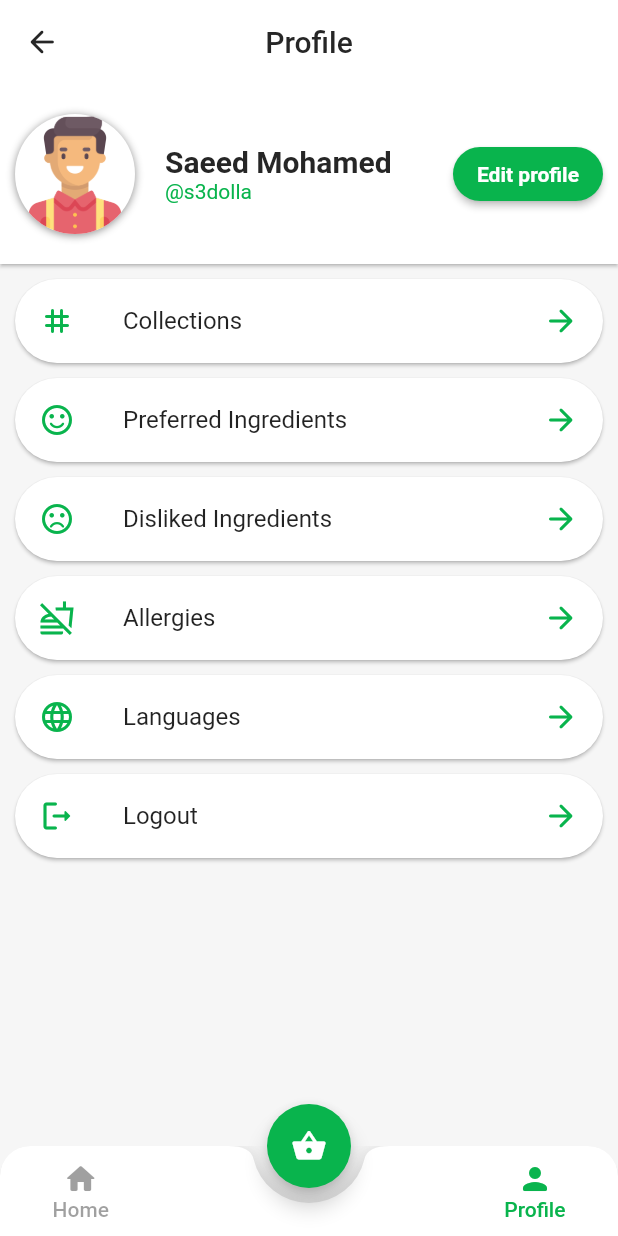
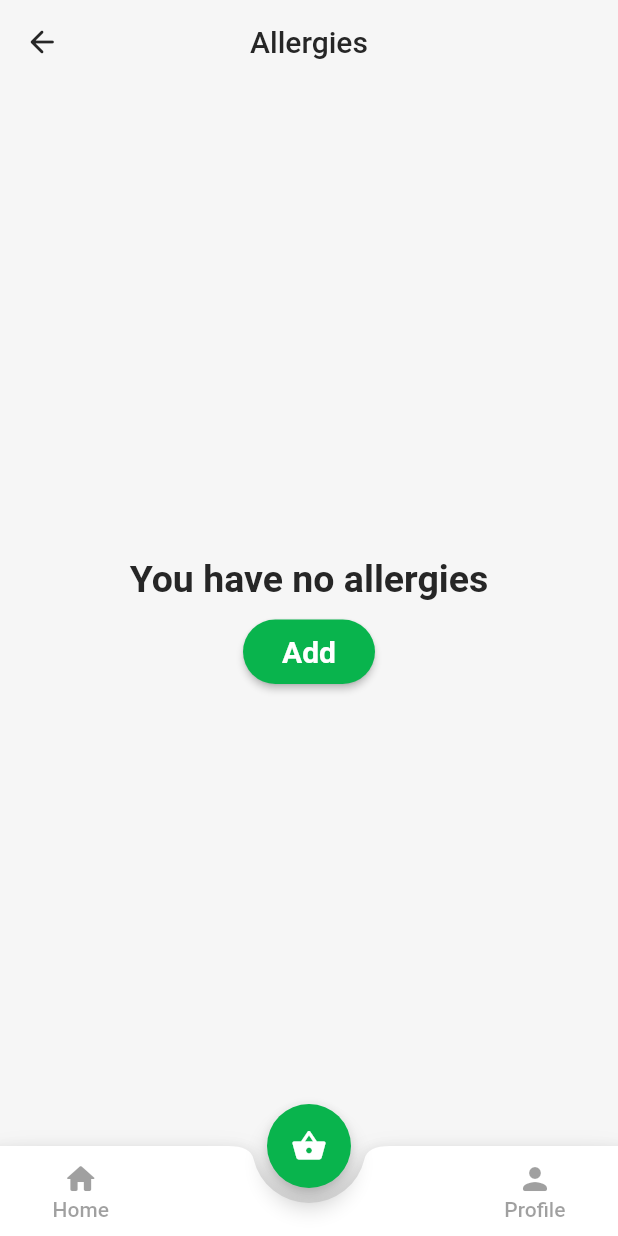
Before and after one commit to seifalaa/FoodCam-Frontend, a Flutter app: the Profile screen opened by its route, after a tap on "Allergies", on a phone screen of 412 x 824 dp. Run offline on Flutter 3.47's test engine with Material 2 defaults, Android fonts, the phone set to English and light mode, and no system bars; our stand-ins replace google_sign_in, loading_overlay, percent_indicator; missing offline and left inert: flutter_facebook_auth.

Commit message:
1. Adding allergy page

```diff
--- /dev/null
+++ b/lib/pages/allergies_page.dart
@@ -0,0 +1,322 @@
+import 'package:flutter/cupertino.dart';
+import 'package:flutter/material.dart';
+import 'package:foodcam_frontend/providers/allergy_provider.dart';
+import 'package:foodcam_frontend/widgets/bottom_navigation_bar.dart';
+import 'package:foodcam_frontend/widgets/collection_box.dart';
+
+import '../constants.dart';
+
+class AllergiesPage extends StatefulWidget {
+  const AllergiesPage({Key? key}) : super(key: key);
+
+  @override
+  _AllergiesPageState createState() => _AllergiesPageState();
+}
+
+class _AllergiesPageState extends State<AllergiesPage> {
+  AllergyProvider _allergyProvider = AllergyProvider();
+  @override
+  Widget build(BuildContext context) {
+    return Scaffold(
+      appBar: AppBar(
+        title: Text(
+          'Allergies',
+          style: TextStyle(
+            color: KTextColor,
+          ),
+        ),
+        centerTitle: true,
+        leading: IconButton(
+          onPressed: () {
+            Navigator.pop(context);
+          },
+          icon: Icon(
+            Icons.arrow_back_rounded,
+            color: KTextColor,
+          ),
+        ),
+        backgroundColor: Colors.transparent,
+        elevation: 0,
+      ),
+      bottomNavigationBar: CustomButtonNavigationBar(),
+      floatingActionButtonLocation: FloatingActionButtonLocation.centerDocked,
+      floatingActionButton: FloatingActionButton(
+        backgroundColor: KPrimaryColor,
+        onPressed: () {},
+        child: Icon(
+          Icons.shopping_basket_rounded,
+          color: Colors.white,
+        ),
+      ),
+      body: _allergyProvider.allergies.isEmpty
+          ? Center(
+              child: Column(
+                mainAxisAlignment: MainAxisAlignment.center,
+                children: [
+                  Padding(
+                    padding: const EdgeInsets.only(top: 10.0),
+                    child: Text(
+                      'You have no allergies',
+                      style: TextStyle(
+                        fontWeight: FontWeight.bold,
+                        fontSize: 25,
+                        color: KTextColor,
+                      ),
+                    ),
+                  ),
+                  Padding(
+                    padding: const EdgeInsets.only(top: 10.0),
+                    child: ElevatedButton(
+                      style: ElevatedButton.styleFrom(
+                        primary: KPrimaryColor,
+                        shape: RoundedRectangleBorder(
+                          borderRadius: BorderRadius.circular(100),
+                        ),
+                      ),
+                      onPressed: () {
+                        showModalBottomSheet(
+                          backgroundColor: Colors.transparent,
+                          isScrollControlled: true,
+                          context: context,
+                          builder: (context) => makeDismissible(
+                            child: DraggableScrollableSheet(
+                              initialChildSize: 0.6,
+                              minChildSize: 0.6,
+                              maxChildSize: 0.7,
+                              builder: (context, scrollController) => Container(
+                                color: KBgColor,
+                                child: Material(
+                                  child: Column(
+                                    children: [
+                                      Row(
+                                        children: [
+                                          Expanded(
+                                            child: Material(
+                                              elevation: 1,
+                                              child: Padding(
+                                                padding:
+                                                    const EdgeInsets.all(20.0),
+                                                child: Center(
+                                                  child: Text(
+                                                    'Add Allergy',
+                                                    style: TextStyle(
+                                                      color: KTextColor,
+                                                      fontSize: 25,
+                                                      fontWeight:
+                                                          FontWeight.bold,
+                                                    ),
+                                                  ),
+                                                ),
+                                              ),
+                                            ),
+                                          ),
+                                        ],
+                                      ),
+                                      ListView.builder(
+                                        shrinkWrap: true,
+                                        itemCount: 5,
+                                        controller: scrollController,
+                                        itemBuilder: (context, index) => Column(
+                                          children: [
+                                            ListTile(
+                                              title: Text('Allergy $index'),
+                                              trailing: IconButton(
+                                                onPressed: () {
+                                                  setState(() {
+                                                    _allergyProvider
+                                                        .add('Allergy $index');
+                                                  });
+                                                },
+                                                icon: Icon(
+                                                  _allergyProvider.allergies
+                                                          .contains(
+                                                              'Allergy $index')
+                                                      ? Icons.done_rounded
+                                                      : Icons.add_rounded,
+                                                  color: KPrimaryColor,
+                                                ),
+                                              ),
+                                            ),
+                                            Divider(),
+                                          ],
+                                        ),
+                                      ),
+                                    ],
+                                  ),
+                                ),
+                              ),
+                            ),
+                            context: context,
+                          ),
+                        );
+                      },
+                      child: Padding(
+                        padding: const EdgeInsets.all(10.0),
+                        child: Text(
+                          'Add',
+                          style: TextStyle(
+                            fontSize: 20,
+                            fontWeight: FontWeight.bold,
+                          ),
+                        ),
+                      ),
+                    ),
+                  ),
+                ],
+              ),
+            )
+          : GridView(
+              shrinkWrap: true,
+              gridDelegate: SliverGridDelegateWithMaxCrossAxisExtent(
+                maxCrossAxisExtent: 300,
+                childAspectRatio: 1,
+                crossAxisSpacing: 10,
+                mainAxisSpacing: 10,
+              ),
+              children: [
+                for (int i = 0; i < _allergyProvider.allergies.length; i++)
+                  Padding(
+                    padding: const EdgeInsets.all(8.0),
+                    child: Stack(
+                      children: [
+                        Positioned.fill(
+                          child: CollectionBox(
+                            imagePath:
+                                'lib/assets/5dad7f27320ca_HERO-alergia-al-pescado.jpg',
+                            category: _allergyProvider.allergies[i],
+                          ),
+                        ),
+                        Visibility(
+                          visible: _allergyProvider.allergiesLongPress[i],
+                          child: Padding(
+                            padding: const EdgeInsets.all(8.0),
+                            child: Positioned.fill(
+                              child: Container(
+                                decoration: BoxDecoration(
+                                  borderRadius: BorderRadius.circular(20),
+                                  color: Colors.black26,
+                                ),
+                                child: Center(
+                                  child: ElevatedButton(
+                                    style: ElevatedButton.styleFrom(
+                                      primary: Colors.red,
+                                      shape: RoundedRectangleBorder(
+                                        borderRadius: BorderRadius.circular(100),
+                                      ),
+                                    ),
+                                    onPressed: () {},
+                                    child: Padding(
+                                      padding: const EdgeInsets.all(10.0),
+                                      child: Text(
+                                        'Delete',
+                                        style: TextStyle(
+                                          fontWeight: FontWeight.bold,
+                                        ),
+                                      ),
+                                    ),
+                                  ),
+                                ),
+                              ),
+                            ),
+                          ),
+                        ),
+                      ],
+                    ),
+                  ),
+                Padding(
+                  padding: const EdgeInsets.all(15.0),
+                  child: Material(
+                    borderRadius: BorderRadius.circular(20),
+                    color: Colors.black12,
+                    child: InkWell(
+                      borderRadius: BorderRadius.circular(20),
+                      onTap: () {
+                        showModalBottomSheet(
+                          backgroundColor: Colors.transparent,
+                          isScrollControlled: true,
+                          context: context,
+                          builder: (context) => makeDismissible(
+                            child: DraggableScrollableSheet(
+                              initialChildSize: 0.6,
+                              minChildSize: 0.6,
+                              maxChildSize: 0.7,
+                              builder: (context, scrollController) => Container(
+                                color: KBgColor,
+                                child: Material(
+                                  child: Column(
+                                    children: [
+                                      Row(
+                                        children: [
+                                          Expanded(
+                                            child: Material(
+                                              elevation: 1,
+                                              child: Padding(
+                                                padding:
+                                                    const EdgeInsets.all(20.0),
+                                                child: Center(
+                                                  child: Text(
+                                                    'Add Allergy',
+                                                    style: TextStyle(
+                                                      color: KTextColor,
+                                                      fontSize: 25,
+                                                      fontWeight:
+                                                          FontWeight.bold,
+                                                    ),
+                                                  ),
+                                                ),
+                                              ),
+                                            ),
+                                          ),
+                                        ],
+                                      ),
+                                      ListView.builder(
+                                        shrinkWrap: true,
+                                        itemCount: 5,
+                                        controller: scrollController,
+                                        itemBuilder: (context, index) => Column(
+                                          children: [
+                                            ListTile(
+                                              title: Text('Allergy $index'),
+                                              trailing: IconButton(
+                                                onPressed: () {
+                                                  setState(() {
+                                                    _allergyProvider
+                                                        .add('Allergy $index');
+                                                  });
+                                                },
+                                                icon: Icon(
+                                                  _allergyProvider.allergies
+                                                          .contains(
+                                                              'Allergy $index')
+                                                      ? Icons.done_rounded
+                                                      : Icons.add_rounded,
+                                                  color: KPrimaryColor,
+                                                ),
+                                              ),
+                                            ),
+                                            Divider(),
+                                          ],
+                                        ),
+                                      ),
+                                    ],
+                                  ),
+                                ),
+                              ),
+                            ),
+                            context: context,
+                          ),
+                        );
+                      },
+                      child: Icon(
+                        Icons.add_rounded,
+                        size: 50,
+                        color: KBgColor,
+                      ),
+                    ),
+                  ),
+                ),
+              ],
+            ),
+    );
+  }
+}
--- a/lib/pages/profile.dart
+++ b/lib/pages/profile.dart
@@ -1,5 +1,6 @@
 import 'package:flutter/cupertino.dart';
 import 'package:flutter/material.dart';
+import 'package:foodcam_frontend/pages/allergies_page.dart';
 import 'package:foodcam_frontend/pages/collections_page.dart';
 import 'package:foodcam_frontend/widgets/bottom_navigation_bar.dart';
 import 'package:foodcam_frontend/widgets/drawer_list_item.dart';
@@ -230,7 +231,14 @@ class Profile extends StatelessWidget {
                           Icons.arrow_forward_rounded,
                           color: KPrimaryColor,
                         ),
-                        onTap: () {},
+                        onTap: () {
+                          Navigator.push(
+                            context,
+                            MaterialPageRoute(
+                              builder: (context) => AllergiesPage(),
+                            ),
+                          );
+                        },
                       ),
                     ),
                   ),
--- /dev/null
+++ b/lib/providers/allergy_provider.dart
@@ -0,0 +1,30 @@
+import 'package:flutter/material.dart';
+import 'package:provider/provider.dart';
+
+class AllergyProvider extends ChangeNotifier {
+  List<String> _allergies = [];
+  List<bool>_allergiesLongPress = [];
+
+  List<String> get allergies => _allergies;
+
+  List<bool> get allergiesLongPress => _allergiesLongPress;
+
+  void add(String allergy) {
+    _allergies.add(allergy);
+    _allergiesLongPress.add(false);
+    notifyListeners();
+  }
+
+  void remove(String allergy) {
+    int index = _allergies.indexOf(allergy);
+    _allergies.remove(allergy);
+    _allergies.removeAt(index);
+    notifyListeners();
+  }
+
+  void pressed(int index) {
+    _allergiesLongPress[index] = !_allergiesLongPress[index];
+    notifyListeners();
+  }
+
+}
--- a/pubspec.yaml
+++ b/pubspec.yaml
@@ -35,6 +35,7 @@ dependencies:
   google_fonts: ^2.1.0
   responsive_grid: ^2.0.0
   percent_indicator: ^3.0.1
+  provider: ^5.0.0
 
 dev_dependencies:
   flutter_test:
```
Also changed, not shown: lib/main.dart (+11 -3 lines), lib/assets/5dad7f27320ca_HERO-alergia-al-pescado.jpg (added), lib/assets/Facts-on-wheat-allergies-resized.jpg (added), lib/assets/Managing-lactose-intolerance-resized.jpg (added), lib/assets/Screen_Shot_2020-01-31_at_10.png (added), lib/assets/Shellfish-and-Crustaceans.jpg (added), pubspec.lock.
